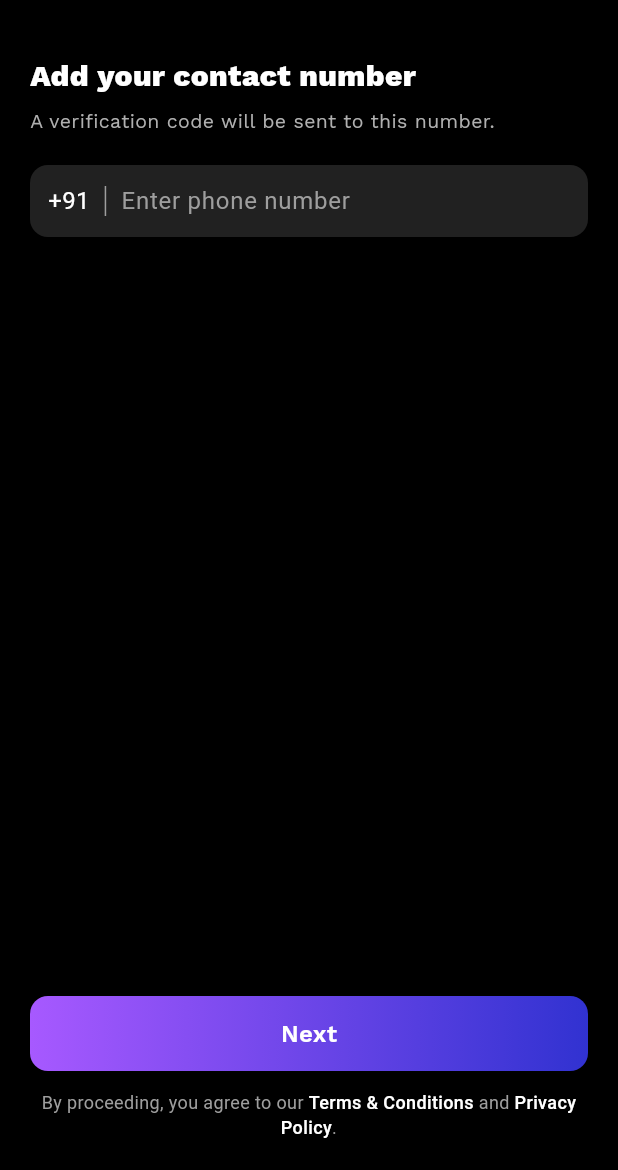
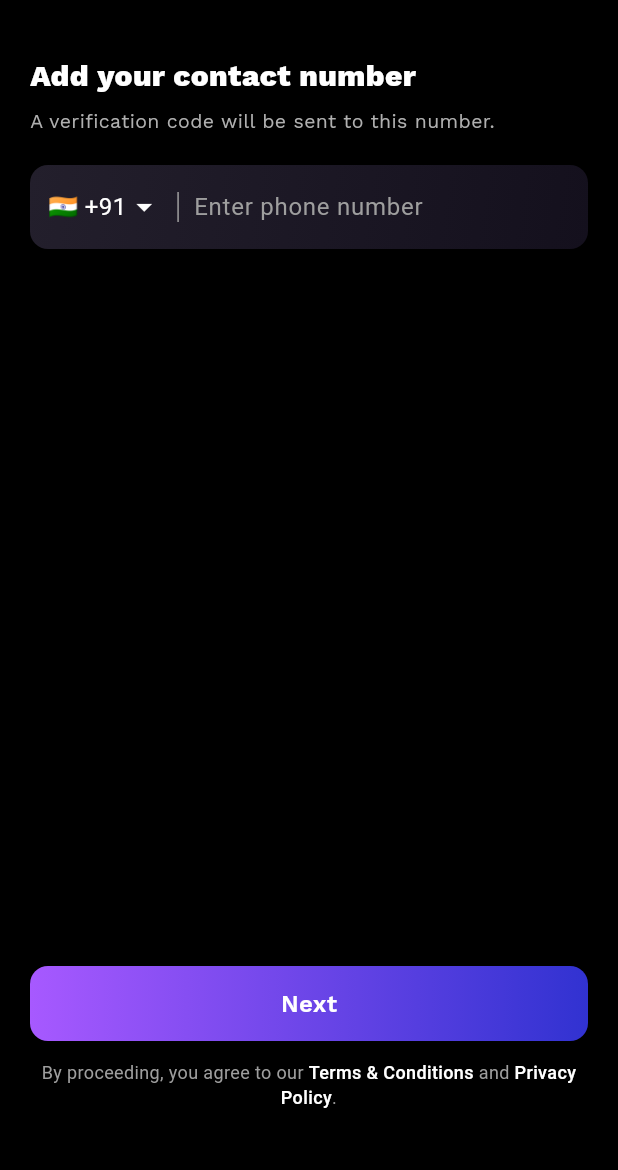
Before and after one commit to sreyamr/machine_test_seclob, a Flutter app: the PhoneNumberScreen screen opened by its route, on a phone screen of 412 x 824 dp, the part 66-1236 px from its top. Run offline on Flutter 3.47's test engine with Material 3 defaults, Android fonts, the phone set to English and light mode, and no system bars; our stand-ins replace country_picker, dio, flutter_svg, google_fonts; accounts and stored records are empty.

Commit message:
design changes

```diff
--- a/lib/core/theme/app_color.dart
+++ b/lib/core/theme/app_color.dart
@@ -8,6 +8,9 @@ class AppColors {
   static const white = Colors.white;
   static const greyText = Color(0xFFB0B0B0);
   static const greyLight = Color(0xFFE0E0E0);
+  static const greyLowLight = Color(0xFF333333);
+  static const Color darkPurple = Color(0xFF231F2C);
+  static const Color deepBlack = Color(0xFF14101D);
   static const red = Colors.red;
   static const gradient = LinearGradient(
     colors: [primary, secondary],
--- a/lib/features/auth/presentation/pages/phone_number_screen.dart
+++ b/lib/features/auth/presentation/pages/phone_number_screen.dart
@@ -1,44 +1,55 @@
 import 'package:flutter/material.dart';
 import 'package:machine_test/core/theme/app_color.dart';
-import 'package:machine_test/core/widgets/loading_widget.dart';
 import 'package:provider/provider.dart';
-
 import '../../../../core/routes/app_routes.dart';
 import '../../../../core/theme/app_text_styles.dart';
 import '../../../../core/widgets/app_snackbar.dart';
 import '../../../../core/widgets/custom_app_bar.dart';
 import '../../../../core/widgets/custom_button.dart';
 import '../provider/auth_provider.dart';
+import 'package:country_picker/country_picker.dart';
 
-class PhoneNumberScreen extends StatelessWidget {
+
+class PhoneNumberScreen extends StatefulWidget {
   const PhoneNumberScreen({super.key});
+
+  @override
+  State<PhoneNumberScreen> createState() => _PhoneNumberScreenState();
+}
+
+class _PhoneNumberScreenState extends State<PhoneNumberScreen> {
+  String phone = "";
+  Country selectedCountry = Country(
+    phoneCode: "91",
+    countryCode: "IN",
+    e164Sc: 0,
+    geographic: true,
+    level: 1,
+    name: "India",
+    example: "9123456789",
+    displayName: "India",
+    displayNameNoCountryCode: "India",
+    e164Key: "",
+  );
 
   @override
   Widget build(BuildContext context) {
     final provider = context.watch<AuthProvider>();
 
-    String phone = "";
-
     return Scaffold(
       backgroundColor: AppColors.background,
-      appBar: const CustomAppBar(
-      ),
+      appBar: const CustomAppBar(),
       body: Padding(
-        padding: const EdgeInsets.only(left: 20,right: 20),
+        padding: const EdgeInsets.symmetric(horizontal: 20),
         child: Column(
           crossAxisAlignment: CrossAxisAlignment.start,
           children: [
-
             _buildTitle(),
-
             const SizedBox(height: 20),
-
             _buildPhoneInput(onChanged: (value) {
               phone = value;
             }),
-
             const Spacer(),
-
             AppButton(
               text: "Next",
               isLoading: provider.isLoading,
@@ -51,32 +62,30 @@ class PhoneNumberScreen extends StatelessWidget {
                   return;
                 }
 
-                await context.read<AuthProvider>().sendOtp(phone);
+                // Prepend country code when sending OTP
+                String fullPhone = "+${selectedCountry.phoneCode}$phone";
+                await context.read<AuthProvider>().sendOtp(fullPhone);
 
                 Navigator.pushNamed(
                   context,
                   AppRoutes.otp,
-                  arguments: phone,
+                  arguments: fullPhone,
                 );
               },
             ),
-
             const SizedBox(height: 12),
-
             _buildTermsText(),
-
-            const SizedBox(height: 20),
+            const SizedBox(height: 40),
           ],
         ),
       ),
     );
   }
 
-
   Widget _buildTitle() {
     return Column(
       crossAxisAlignment: CrossAxisAlignment.start,
-      children:  [
+      children: [
         Text(
           "Add your contact number",
           style: AppTextStyles.medium,
@@ -90,25 +99,49 @@ class PhoneNumberScreen extends StatelessWidget {
     );
   }
 
-
   Widget _buildPhoneInput({required Function(String) onChanged}) {
     return Container(
-      padding: const EdgeInsets.symmetric(horizontal: 12),
+      padding: const EdgeInsets.symmetric(horizontal: 12, vertical: 4),
       decoration: BoxDecoration(
-       color: AppColors.grey900,
+        gradient: const LinearGradient(
+          colors: [AppColors.darkPurple, AppColors.deepBlack],
+          begin: Alignment.topLeft,
+          end: Alignment.bottomRight,
+        ),
         borderRadius: BorderRadius.circular(12),
       ),
       child: Row(
         children: [
-          const Text("+91",
-              style: TextStyle(color: Colors.white, fontSize: 16)),
-
+          // Country flag and code picker
+          GestureDetector(
+            onTap: () {
+              showCountryPicker(
+                context: context,
+                showPhoneCode: true,
+                onSelect: (Country country) {
+                  setState(() {
+                    selectedCountry = country;
+                  });
+                },
+              );
+            },
+            child: Row(
+              children: [
+                Text(
+                  "${selectedCountry.flagEmoji} +${selectedCountry.phoneCode}",
+                  style: const TextStyle(color: Colors.white, fontSize: 16),
+                ),
+                const Icon(Icons.arrow_drop_down, color: Colors.white),
+              ],
+            ),
+          ),
           const SizedBox(width: 10),
 
+          // Divider
           Container(width: 1, height: 20, color: Colors.grey),
-
           const SizedBox(width: 10),
 
+          // Phone number input
           Expanded(
             child: TextFormField(
               onChanged: onChanged,
@@ -124,42 +157,6 @@ class PhoneNumberScreen extends StatelessWidget {
             ),
           ),
         ],
-      ),
-    );
-  }
-
-
-  Widget _buildNextButton({
-    required BuildContext context,
-    required AuthProvider provider,
-    required VoidCallback onPressed,
-  }) {
-    return GestureDetector(
-      onTap: provider.isLoading ? null : onPressed,
-      child: Container(
-        height: 50,
-        decoration: BoxDecoration(
-          gradient: const LinearGradient(
-            colors: [Colors.purple, Colors.blue],
-          ),
-          borderRadius: BorderRadius.circular(12),
-        ),
-        child: Center(
-          child: provider.isLoading
-              ? const SizedBox(
-            height: 20,
-            width: 20,
-            child: AppLoader()
-          )
-              : const Text(
-            "Next",
-            style: TextStyle(
-              color: Colors.white,
-              fontSize: 16,
-              fontWeight: FontWeight.w600,
-            ),
-          ),
-        ),
       ),
     );
   }
@@ -185,6 +182,7 @@ class PhoneNumberScreen extends StatelessWidget {
       textAlign: TextAlign.center,
     );
   }
+
   bool _isValidPhone(String phone) {
     return phone.length == 10 && RegExp(r'^[0-9]+$').hasMatch(phone);
   }
--- a/pubspec.yaml
+++ b/pubspec.yaml
@@ -41,6 +41,7 @@ dependencies:
   provider: ^6.1.5+1
   flutter_svg: ^2.1.0
   intl: ^0.20.2
+  country_picker: ^2.0.27
 
 dev_dependencies:
   flutter_test:
```
Also changed, not shown: lib/features/auth/presentation/pages/otp_screen.dart (+88 -99 lines), lib/features/auth/presentation/pages/welcome_screen.dart (+16 -1 lines), lib/features/challenges/presentation/widgets/active_challenge_card.dart (+1 -19 lines), lib/features/onboarding/presentation/pages/onboarding_screen.dart (+11 -4 lines), pubspec.lock.
